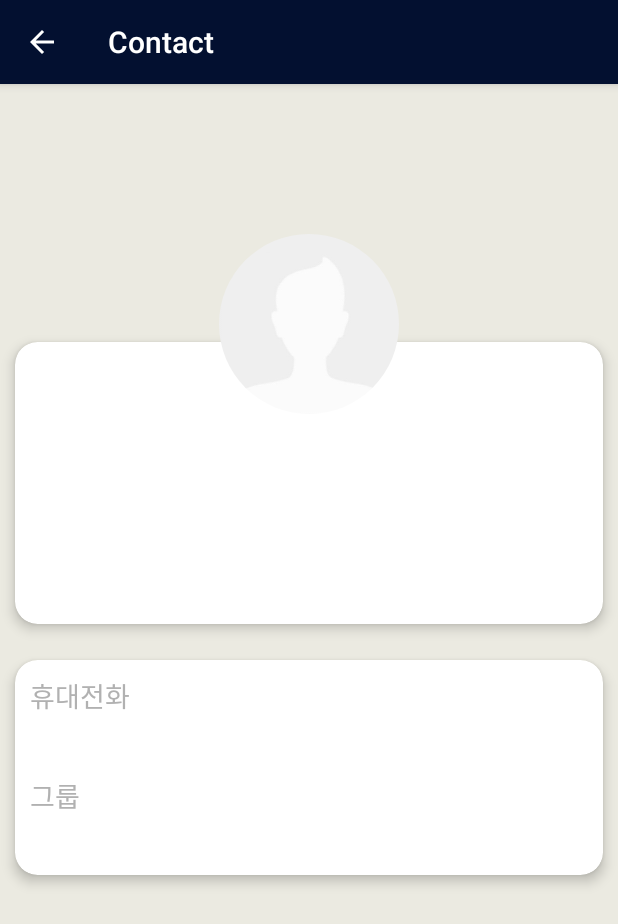
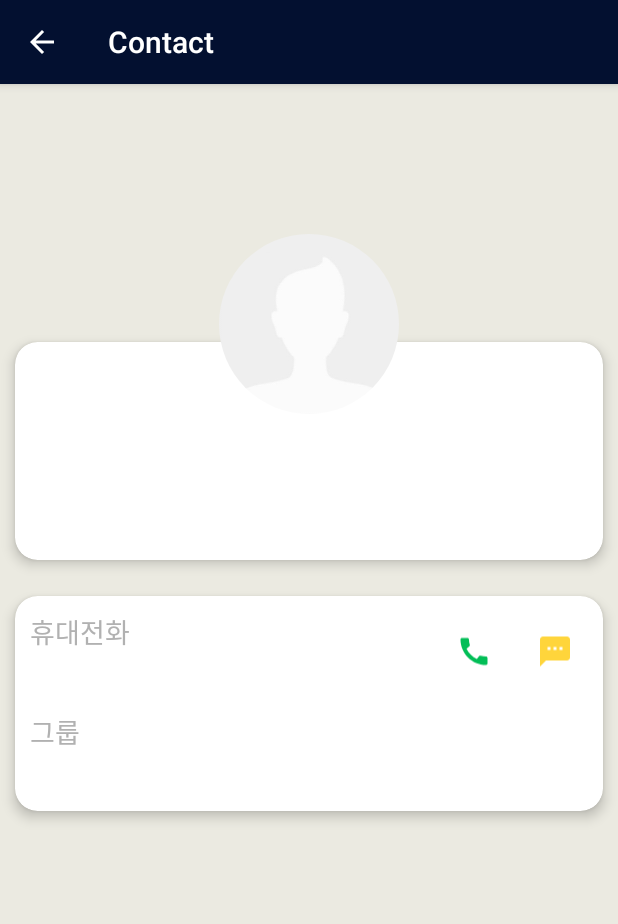
Before and after one commit to gjrud1470/MadWeek2, an Android app: the ContactInformation screen opened directly, with no data from a screen before it, on a phone screen of 412 x 824 dp. Shown: the top 924 px of the screen. Run offline under Robolectric (Android 15) with nearby library versions, the phone set to English and light mode, and no system bars; libraries missing offline, so code that uses them is left out: com.mikhaellopez.circularimageview; plain views replace CircularImageView; 7 statements that could not run were skipped.

Commit message:
done contacts

```diff
--- a/app/src/main/AndroidManifest.xml
+++ b/app/src/main/AndroidManifest.xml
@@ -4,6 +4,7 @@
 
     <uses-permission android:name="android.permission.READ_EXTERNAL_STORAGE" />
     <uses-permission android:name="android.permission.READ_CONTACTS" />
+    <uses-permission android:name="android.permission.CALL_PHONE" />
 
     <application
         android:allowBackup="true"
--- a/app/src/main/java/com/example/myapplication/ContactInformation.kt
+++ b/app/src/main/java/com/example/myapplication/ContactInformation.kt
@@ -1,10 +1,16 @@
 package com.example.myapplication
 
+import android.Manifest
+import android.content.Intent
+import android.content.pm.PackageManager
+import android.net.Uri
 import androidx.appcompat.app.AppCompatActivity
 import android.os.Bundle
 import android.util.Log
+import android.widget.ImageView
 import android.widget.RelativeLayout
 import android.widget.TextView
+import androidx.core.content.ContextCompat
 import com.mikhaellopez.circularimageview.CircularImageView
 
 class ContactInformation : AppCompatActivity() {
@@ -16,6 +22,11 @@ class ContactInformation : AppCompatActivity() {
         super.onCreate(savedInstanceState)
         setContentView(R.layout.activity_contact_information)
 
+        SetupView()
+        SetupButtons()
+    }
+
+    private fun SetupView() {
         var pos = intent.getIntExtra("POS", 0)
         contact = ContactHolder.getDataById(pos)
 
@@ -33,4 +44,31 @@ class ContactInformation : AppCompatActivity() {
         var GroupText: TextView = findViewById(R.id.info_group)
         GroupText.text = contact.group
     }
+
+    private fun SetupButtons() {
+        var call_icon_view : ImageView = findViewById(R.id.info_button_call)
+
+        call_icon_view.setOnClickListener { v ->
+            if (ContextCompat.checkSelfPermission(this, Manifest.permission.CALL_PHONE) == PackageManager.PERMISSION_GRANTED) {
+                val intent = Intent (Intent.ACTION_CALL, Uri.fromParts("tel", contact.mobileNumber, null))
+                startActivity(intent)
+            }
+            else {
+                val intent = Intent (Intent.ACTION_DIAL, Uri.fromParts("tel", contact.mobileNumber, null))
+                startActivity(intent)
+            }
+        }
+
+        var text_icon_view : ImageView = findViewById(R.id.info_button_text)
+        text_icon_view.setOnClickListener { v ->
+            val intent = Intent (Intent.ACTION_VIEW)
+            intent.setData(Uri.parse("sms:${contact.mobileNumber}"))
+            startActivity(intent)
+        }
+    }
+
+    override fun onSupportNavigateUp(): Boolean {
+        onBackPressed()
+        return true
+    }
 }
--- /dev/null
+++ b/app/src/main/res/drawable/call_icon.xml
@@ -0,0 +1,12 @@
+<?xml version="1.0" encoding="utf-8"?>
+<vector xmlns:android="http://schemas.android.com/apk/res/android"
+    android:tint="@color/call_icon_color"
+    android:viewportHeight="24.0"
+    android:viewportWidth="24.0"
+    android:height="24dp"
+    android:width="24dp">
+
+    <path android:pathData="M20.01,15.38c-1.23,0 -2.42,-0.2 -3.53,-0.56 -0.35,-0.12 -0.74,-0.03 -1.01,0.24l-1.57,1.97c-2.83,-1.35 -5.48,-3.9 -6.89,-6.83l1.95,-1.66c0.27,-0.28 0.35,-0.67 0.24,-1.02 -0.37,-1.11 -0.56,-2.3 -0.56,-3.53 0,-0.54 -0.45,-0.99 -0.99,-0.99H4.19C3.65,3 3,3.24 3,3.99 3,13.28 10.73,21 20.01,21c0.71,0 0.99,-0.63 0.99,-1.18v-3.45c0,-0.54 -0.45,-0.99 -0.99,-0.99z"
+        android:fillColor="@color/call_icon_color"/>
+
+</vector>
--- /dev/null
+++ b/app/src/main/res/drawable/text_icon.xml
@@ -0,0 +1,13 @@
+<?xml version="1.0" encoding="utf-8"?>
+<vector xmlns:android="http://schemas.android.com/apk/res/android"
+    android:tint="@color/text_icon_color"
+    android:viewportHeight="24.0"
+    android:viewportWidth="24.0"
+    android:height="24dp"
+    android:width="24dp" >
+
+    <path
+        android:pathData="M20,2L4,2c-1.1,0 -1.99,0.9 -1.99,2L2,22l4,-4h14c1.1,0 2,-0.9 2,-2L22,4c0,-1.1 -0.9,-2 -2,-2zM9,11L7,11L7,9h2v2zM13,11h-2L11,9h2v2zM17,11h-2L15,9h2v2z"
+        android:fillColor="@color/text_icon_color"/>
+
+</vector>
--- a/app/src/main/res/layout/activity_contact_information.xml
+++ b/app/src/main/res/layout/activity_contact_information.xml
@@ -42,7 +42,7 @@
         app:cardCornerRadius="15dp"
         app:cardElevation="5dp"
         app:cardUseCompatPadding="true"
-        app:contentPadding="50dp"
+        app:contentPadding="20dp"
         app:layout_constraintLeft_toLeftOf="parent"
         app:layout_constraintTop_toBottomOf="@id/info_buffer"
         android:elevation="1dp">
@@ -57,16 +57,17 @@
                 android:layout_width="wrap_content"
                 android:layout_height="wrap_content"
                 android:layout_gravity="center_horizontal"
-                android:paddingTop="20dp"
-                android:textSize="32sp"
+                android:paddingTop="40dp"
+                android:textSize="30sp"
                 android:textStyle="bold"
+                android:singleLine="true"
                 app:fontFamily="sans-serif" />
 
             <TextView
                 android:id="@+id/info_phonenumber"
                 android:layout_width="wrap_content"
                 android:layout_height="wrap_content"
-                android:layout_gravity="center_horizontal|bottom"
+                android:layout_gravity="center_horizontal"
                 android:textColor="@color/text_gray"
                 android:textSize="18sp"
                 app:fontFamily="sans-serif" />
@@ -92,6 +93,16 @@
             android:layout_height="match_parent"
             android:orientation="vertical">
 
+            <LinearLayout
+                android:layout_width="match_parent"
+                android:layout_height="wrap_content"
+                android:orientation="horizontal" >
+
+                <LinearLayout
+                    android:layout_width="wrap_content"
+                    android:layout_height="wrap_content"
+                    android:orientation="vertical" >
+
                     <TextView
                         android:layout_width="wrap_content"
                         android:layout_height="wrap_content"
@@ -106,6 +117,47 @@
                         android:layout_height="wrap_content"
                         android:textSize="22sp"
                         app:fontFamily="sans-serif" />
+
+                </LinearLayout>
+
+                <androidx.constraintlayout.widget.ConstraintLayout
+                    android:layout_width="match_parent"
+                    android:layout_height="match_parent"
+                    android:orientation="horizontal">
+
+                    <ImageView
+                        android:id="@+id/info_button_call"
+                        android:layout_width="wrap_content"
+                        android:layout_height="34dp"
+                        android:scaleType="fitCenter"
+                        android:src="@drawable/call_icon"
+                        android:layout_margin="10dp"
+                        android:clickable="true"
+                        app:layout_constraintRight_toLeftOf="@id/info_buffer2"
+                        app:layout_constraintTop_toTopOf="parent"/>
+
+                    <LinearLayout
+                        android:layout_width="20dp"
+                        android:layout_height="match_parent"
+                        android:orientation="horizontal"
+                        android:id="@+id/info_buffer2"
+                        app:layout_constraintRight_toLeftOf="@id/info_button_text"
+                        app:layout_constraintTop_toTopOf="parent" />
+
+                    <ImageView
+                        android:id="@+id/info_button_text"
+                        android:layout_width="wrap_content"
+                        android:layout_height="34dp"
+                        android:scaleType="fitCenter"
+                        android:src="@drawable/text_icon"
+                        android:layout_margin="10dp"
+                        android:clickable="true"
+                        app:layout_constraintRight_toRightOf="parent"
+                        app:layout_constraintTop_toTopOf="parent"/>
+
+                </androidx.constraintlayout.widget.ConstraintLayout>
+
+            </LinearLayout>
 
             <TextView
                 android:layout_width="wrap_content"
--- a/app/src/main/res/layout/fragment_contacts.xml
+++ b/app/src/main/res/layout/fragment_contacts.xml
@@ -3,6 +3,7 @@
     xmlns:tools="http://schemas.android.com/tools"
     android:layout_width="match_parent"
     android:layout_height="match_parent"
+    android:id="@+id/fragment_contacts"
     tools:context=".ContactsFragment">
 
     <!-- A RecyclerView with some commonly used attributes -->
--- a/app/src/main/res/values/colors.xml
+++ b/app/src/main/res/values/colors.xml
@@ -8,5 +8,8 @@
     <color name="imageBackground">#FFFFFF</color>
     <color name="text_gray">#B1B1B1</color>
     <color name="contact_infoBackground">#EBEAE1</color>
+    <color name="text_icon_color">#FFD53B</color>
+    <color name="call_icon_color">#02BE57</color>
+    <color name="gray_border">#DBDBDB</color>
 
 </resources>
```
Also changed, not shown: app/src/main/java/com/example/myapplication/ContactsFragment.kt (+46 -32 lines), app/src/main/java/com/example/myapplication/ContactsRecyclerAdapter.kt (+11 -2 lines), app/src/main/java/com/example/myapplication/MainActivity.kt (+4 -4 lines), app/src/main/res/layout/contacts_list_item.xml (+25 -12 lines). Lines whose indentation alone changed are shown as unchanged.
